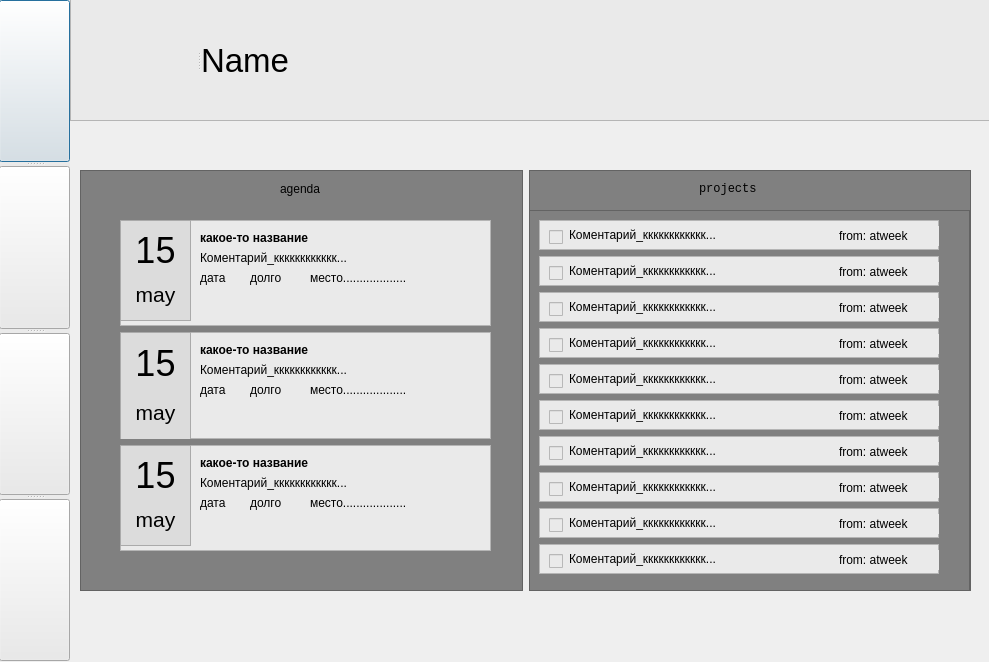
atweek/pyqt, file src_qt/disigner/main_win.ui: the form before one commit.
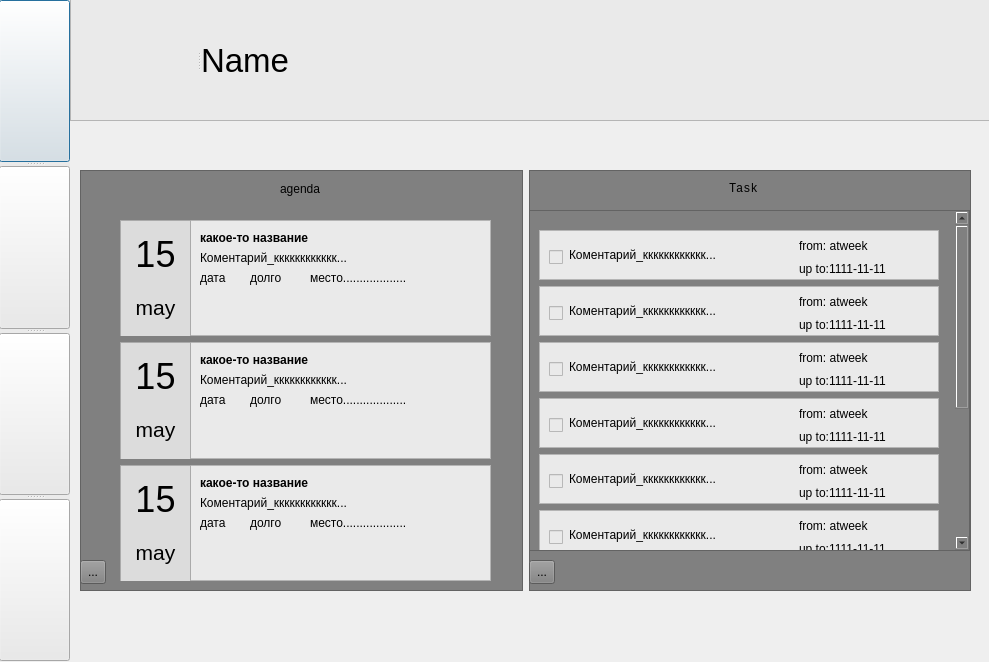
The form after the commit. Icons and pictures are not drawn.

Patch:
```diff
--- a/src_qt/disigner/main_win.ui
+++ b/src_qt/disigner/main_win.ui
@@ -211,7 +211,7 @@
     </widget>
    </widget>
   </widget>
-  <widget class="QWidget" name="">
+  <widget class="QWidget" name="layoutWidget">
    <property name="geometry">
     <rect>
      <x>80</x>
@@ -245,13 +245,13 @@
         <string>agenda</string>
        </property>
       </widget>
-      <widget class="QWidget" name="">
+      <widget class="QWidget" name="layoutWidget">
        <property name="geometry">
         <rect>
          <x>40</x>
          <y>50</y>
          <width>371</width>
-         <height>331</height>
+         <height>361</height>
         </rect>
        </property>
        <layout class="QVBoxLayout" name="verticalLayout_2">
@@ -272,7 +272,7 @@
              <x>0</x>
              <y>0</y>
              <width>71</width>
-             <height>101</height>
+             <height>121</height>
             </rect>
            </property>
            <property name="styleSheet">
@@ -449,7 +449,7 @@
              <x>0</x>
              <y>0</y>
              <width>71</width>
-             <height>111</height>
+             <height>121</height>
             </rect>
            </property>
            <property name="styleSheet">
@@ -626,7 +626,7 @@
              <x>0</x>
              <y>0</y>
              <width>71</width>
-             <height>101</height>
+             <height>121</height>
             </rect>
            </property>
            <property name="styleSheet">
@@ -788,6 +788,19 @@
         </item>
        </layout>
       </widget>
+      <widget class="QToolButton" name="tool_agenda">
+       <property name="geometry">
+        <rect>
+         <x>0</x>
+         <y>390</y>
+         <width>26</width>
+         <height>24</height>
+        </rect>
+       </property>
+       <property name="text">
+        <string>...</string>
+       </property>
+      </widget>
      </widget>
     </item>
     <item>
@@ -804,9 +817,9 @@
       <widget class="QLabel" name="label_2">
        <property name="geometry">
         <rect>
-         <x>170</x>
+         <x>200</x>
          <y>10</y>
-         <width>73</width>
+         <width>37</width>
          <height>18</height>
         </rect>
        </property>
@@ -816,7 +829,7 @@
         </font>
        </property>
        <property name="text">
-        <string>projects</string>
+        <string>Task</string>
        </property>
       </widget>
       <widget class="QScrollArea" name="scrollArea">
@@ -825,7 +838,7 @@
          <x>0</x>
          <y>40</y>
          <width>441</width>
-         <height>381</height>
+         <height>341</height>
         </rect>
        </property>
        <property name="widgetResizable">
@@ -836,17 +849,20 @@
          <rect>
           <x>0</x>
           <y>0</y>
-          <width>439</width>
-          <height>379</height>
+          <width>425</width>
+          <height>572</height>
          </rect>
         </property>
         <layout class="QVBoxLayout" name="verticalLayout">
          <item>
           <widget class="QFrame" name="task_1">
+           <property name="enabled">
+            <bool>true</bool>
+           </property>
            <property name="minimumSize">
             <size>
              <width>400</width>
-             <height>30</height>
+             <height>50</height>
             </size>
            </property>
            <property name="maximumSize">
@@ -868,9 +884,9 @@
             <property name="geometry">
              <rect>
               <x>30</x>
-              <y>6</y>
-              <width>251</width>
-              <height>17</height>
+              <y>4</y>
+              <width>211</width>
+              <height>41</height>
              </rect>
             </property>
             <property name="font">
@@ -887,7 +903,7 @@
             <property name="geometry">
              <rect>
               <x>10</x>
-              <y>10</y>
+              <y>20</y>
               <width>14</width>
               <height>15</height>
              </rect>
@@ -899,9 +915,9 @@
            <widget class="QLabel" name="tdesc_11">
             <property name="geometry">
              <rect>
-              <x>300</x>
+              <x>260</x>
               <y>6</y>
-              <width>101</width>
+              <width>131</width>
               <height>20</height>
              </rect>
             </property>
@@ -915,14 +931,30 @@
              <string>from: atweek</string>
             </property>
            </widget>
+           <widget class="QLabel" name="t_date_1">
+            <property name="geometry">
+             <rect>
+              <x>260</x>
+              <y>29</y>
+              <width>121</width>
+              <height>20</height>
+             </rect>
+            </property>
+            <property name="text">
+             <string>up to:1111-11-11</string>
+            </property>
+           </widget>
           </widget>
          </item>
          <item>
           <widget class="QFrame" name="task_2">
+           <property name="enabled">
+            <bool>true</bool>
+           </property>
            <property name="minimumSize">
             <size>
-             <width>330</width>
-             <height>30</height>
+             <width>400</width>
+             <height>50</height>
             </size>
            </property>
            <property name="maximumSize">
@@ -944,9 +976,9 @@
             <property name="geometry">
              <rect>
               <x>30</x>
-              <y>6</y>
-              <width>251</width>
-              <height>17</height>
+              <y>4</y>
+              <width>211</width>
+              <height>41</height>
              </rect>
             </property>
             <property name="font">
@@ -963,7 +995,7 @@
             <property name="geometry">
              <rect>
               <x>10</x>
-              <y>10</y>
+              <y>20</y>
               <width>14</width>
               <height>15</height>
              </rect>
@@ -975,9 +1007,9 @@
            <widget class="QLabel" name="tdesc_12">
             <property name="geometry">
              <rect>
-              <x>300</x>
+              <x>260</x>
               <y>6</y>
-              <width>101</width>
+              <width>131</width>
               <height>20</height>
              </rect>
             </property>
@@ -991,14 +1023,30 @@
              <string>from: atweek</string>
             </property>
            </widget>
+           <widget class="QLabel" name="t_date_2">
+            <property name="geometry">
+             <rect>
+              <x>260</x>
+              <y>29</y>
+              <width>121</width>
+              <height>20</height>
+             </rect>
+            </property>
+            <property name="text">
+             <string>up to:1111-11-11</string>
+            </property>
+           </widget>
           </widget>
          </item>
          <item>
           <widget class="QFrame" name="task_3">
+           <property name="enabled">
+            <bool>true</bool>
+           </property>
            <property name="minimumSize">
             <size>
-             <width>330</width>
-             <height>30</height>
+             <width>400</width>
+             <height>50</height>
             </size>
            </property>
            <property name="maximumSize">
@@ -1020,9 +1068,9 @@
             <property name="geometry">
              <rect>
               <x>30</x>
-              <y>6</y>
-              <width>251</width>
-              <height>17</height>
+              <y>4</y>
+              <width>211</width>
+              <height>41</height>
              </rect>
             </property>
             <property name="font">
@@ -1039,7 +1087,7 @@
             <property name="geometry">
              <rect>
               <x>10</x>
-              <y>10</y>
+              <y>20</y>
               <width>14</width>
               <height>15</height>
              </rect>
@@ -1051,9 +1099,9 @@
            <widget class="QLabel" name="tdesc_13">
             <property name="geometry">
              <rect>
-              <x>300</x>
+              <x>260</x>
               <y>6</y>
-              <width>101</width>
+              <width>131</width>
               <height>20</height>
              </rect>
             </property>
@@ -1067,14 +1115,30 @@
              <string>from: atweek</string>
             </property>
            </widget>
+           <widget class="QLabel" name="t_date_3">
+            <property name="geometry">
+             <rect>
+              <x>260</x>
+              <y>29</y>
+              <width>121</width>
+              <height>20</height>
+             </rect>
+            </property>
+            <property name="text">
+             <string>up to:1111-11-11</string>
+            </property>
+           </widget>
           </widget>
          </item>
          <item>
           <widget class="QFrame" name="task_4">
+           <property name="enabled">
+            <bool>true</bool>
+           </property>
            <property name="minimumSize">
             <size>
-             <width>330</width>
-             <height>30</height>
+             <width>400</width>
+             <height>50</height>
             </size>
            </property>
            <property name="maximumSize">
@@ -1096,9 +1160,9 @@
             <property name="geometry">
              <rect>
               <x>30</x>
-              <y>6</y>
-              <width>251</width>
-              <height>17</height>
+              <y>4</y>
+              <width>211</width>
+              <height>41</height>
              </rect>
             </property>
             <property name="font">
@@ -1115,7 +1179,7 @@
             <property name="geometry">
              <rect>
               <x>10</x>
-              <y>10</y>
+              <y>20</y>
               <width>14</width>
               <height>15</height>
              </rect>
@@ -1127,9 +1191,9 @@
            <widget class="QLabel" name="tdesc_14">
             <property name="geometry">
              <rect>
-              <x>300</x>
+              <x>260</x>
               <y>6</y>
-              <width>101</width>
+              <width>131</width>
               <height>20</height>
              </rect>
             </property>
@@ -1143,14 +1207,30 @@
              <string>from: atweek</string>
             </property>
            </widget>
+           <widget class="QLabel" name="t_date_4">
+            <property name="geometry">
+             <rect>
+              <x>260</x>
+              <y>29</y>
+              <width>121</width>
+              <height>20</height>
+             </rect>
+            </property>
+            <property name="text">
+             <string>up to:1111-11-11</string>
+            </property>
+           </widget>
           </widget>
          </item>
          <item>
           <widget class="QFrame" name="task_5">
+           <property name="enabled">
+            <bool>true</bool>
+           </property>
            <property name="minimumSize">
             <size>
-             <width>330</width>
-             <height>30</height>
+             <width>400</width>
+             <height>50</height>
             </size>
            </property>
            <property name="maximumSize">
@@ -1172,9 +1252,9 @@
             <property name="geometry">
              <rect>
               <x>30</x>
-              <y>6</y>
-              <width>251</width>
-              <height>17</height>
+              <y>4</y>
+              <width>211</width>
+              <height>41</height>
              </rect>
             </property>
             <property name="font">
@@ -1191,7 +1271,7 @@
             <property name="geometry">
              <rect>
               <x>10</x>
-              <y>10</y>
+              <y>20</y>
               <width>14</width>
               <height>15</height>
              </rect>
@@ -1203,9 +1283,9 @@
            <widget class="QLabel" name="tdesc_15">
             <property name="geometry">
              <rect>
-              <x>300</x>
+              <x>260</x>
               <y>6</y>
-              <width>101</width>
+              <width>131</width>
               <height>20</height>
              </rect>
             </property>
@@ -1219,318 +1299,30 @@
              <string>from: atweek</string>
             </property>
            </widget>
-          </widget>
-         </item>
-         <item>
-          <widget class="QFrame" name="task_6">
-           <property name="minimumSize">
-            <size>
-             <width>330</width>
-             <height>30</height>
-            </size>
-           </property>
-           <property name="maximumSize">
-            <size>
-             <width>400</width>
-             <height>30</height>
-            </size>
-           </property>
-           <property name="styleSheet">
-            <string notr="true">background-color: #EAEAEA;</string>
-           </property>
-           <property name="frameShape">
-            <enum>QFrame::StyledPanel</enum>
-           </property>
-           <property name="frameShadow">
-            <enum>QFrame::Raised</enum>
-           </property>
-           <widget class="QLabel" name="tdesc_6">
+           <widget class="QLabel" name="t_date_5">
             <property name="geometry">
              <rect>
-              <x>30</x>
-              <y>6</y>
-              <width>251</width>
-              <height>17</height>
-             </rect>
-            </property>
-            <property name="font">
-             <font>
-              <weight>50</weight>
-              <bold>false</bold>
-             </font>
-            </property>
-            <property name="text">
-             <string>Коментарий_кккккккккккк...</string>
-            </property>
-           </widget>
-           <widget class="QCheckBox" name="checkBox_6">
-            <property name="geometry">
-             <rect>
-              <x>10</x>
-              <y>10</y>
-              <width>14</width>
-              <height>15</height>
-             </rect>
-            </property>
-            <property name="text">
-             <string/>
-            </property>
-           </widget>
-           <widget class="QLabel" name="tdesc_16">
-            <property name="geometry">
-             <rect>
-              <x>300</x>
-              <y>6</y>
-              <width>101</width>
+              <x>260</x>
+              <y>29</y>
+              <width>121</width>
               <height>20</height>
              </rect>
             </property>
-            <property name="font">
-             <font>
-              <weight>50</weight>
-              <bold>false</bold>
-             </font>
-            </property>
             <property name="text">
-             <string>from: atweek</string>
-            </property>
-           </widget>
-          </widget>
-         </item>
-         <item>
-          <widget class="QFrame" name="task_7">
-           <property name="minimumSize">
-            <size>
-             <width>330</width>
-             <height>30</height>
-            </size>
-           </property>
-           <property name="maximumSize">
-            <size>
-             <width>400</width>
-             <height>30</height>
-            </size>
-           </property>
-           <property name="styleSheet">
-            <string notr="true">background-color: #EAEAEA;</string>
-           </property>
-           <property name="frameShape">
-            <enum>QFrame::StyledPanel</enum>
-           </property>
-           <property name="frameShadow">
-            <enum>QFrame::Raised</enum>
-           </property>
-           <widget class="QLabel" name="tdesc_7">
-            <property name="geometry">
-             <rect>
-              <x>30</x>
-              <y>6</y>
-              <width>251</width>
-              <height>17</height>
-             </rect>
-            </property>
-            <property name="font">
-             <font>
-              <weight>50</weight>
-              <bold>false</bold>
-             </font>
-            </property>
-            <property name="text">
-             <string>Коментарий_кккккккккккк...</string>
-            </property>
-           </widget>
-           <widget class="QCheckBox" name="checkBox_7">
-            <property name="geometry">
-             <rect>
-              <x>10</x>
-              <y>10</y>
-              <width>14</width>
-              <height>15</height>
-             </rect>
-            </property>
-            <property name="text">
-             <string/>
-            </property>
-           </widget>
-           <widget class="QLabel" name="tdesc_17">
-            <property name="geometry">
-             <rect>
-              <x>300</x>
-              <y>6</y>
-              <width>101</width>
-              <height>20</height>
-             </rect>
-            </property>
-            <property name="font">
-             <font>
-              <weight>50</weight>
-              <bold>false</bold>
-             </font>
-            </property>
-            <property name="text">
-             <string>from: atweek</string>
-            </property>
-           </widget>
-          </widget>
-         </item>
-         <item>
-          <widget class="QFrame" name="task_8">
-           <property name="minimumSize">
-            <size>
-             <width>330</width>
-             <height>30</height>
-            </size>
-           </property>
-           <property name="maximumSize">
-            <size>
-             <width>400</width>
-             <height>30</height>
-            </size>
-           </property>
-           <property name="styleSheet">
-            <string notr="true">background-color: #EAEAEA;</string>
-           </property>
-           <property name="frameShape">
-            <enum>QFrame::StyledPanel</enum>
-           </property>
-           <property name="frameShadow">
-            <enum>QFrame::Raised</enum>
-           </property>
-           <widget class="QLabel" name="tdesc_8">
-            <property name="geometry">
-             <rect>
-              <x>30</x>
-              <y>6</y>
-              <width>251</width>
-              <height>17</height>
-             </rect>
-            </property>
-            <property name="font">
-             <font>
-              <weight>50</weight>
-              <bold>false</bold>
-             </font>
-            </property>
-            <property name="text">
-             <string>Коментарий_кккккккккккк...</string>
-            </property>
-           </widget>
-           <widget class="QCheckBox" name="checkBox_8">
-            <property name="geometry">
-             <rect>
-              <x>10</x>
-              <y>10</y>
-              <width>14</width>
-              <height>15</height>
-             </rect>
-            </property>
-            <property name="text">
-             <string/>
-            </property>
-           </widget>
-           <widget class="QLabel" name="tdesc_18">
-            <property name="geometry">
-             <rect>
-              <x>300</x>
-              <y>6</y>
-              <width>101</width>
-              <height>20</height>
-             </rect>
-            </property>
-            <property name="font">
-             <font>
-              <weight>50</weight>
-              <bold>false</bold>
-             </font>
-            </property>
-            <property name="text">
-             <string>from: atweek</string>
-            </property>
-           </widget>
-          </widget>
-         </item>
-         <item>
-          <widget class="QFrame" name="task_9">
-           <property name="minimumSize">
-            <size>
-             <width>330</width>
-             <height>30</height>
-            </size>
-           </property>
-           <property name="maximumSize">
-            <size>
-             <width>400</width>
-             <height>30</height>
-            </size>
-           </property>
-           <property name="styleSheet">
-            <string notr="true">background-color: #EAEAEA;</string>
-           </property>
-           <property name="frameShape">
-            <enum>QFrame::StyledPanel</enum>
-           </property>
-           <property name="frameShadow">
-            <enum>QFrame::Raised</enum>
-           </property>
-           <widget class="QLabel" name="tdesc_9">
-            <property name="geometry">
-             <rect>
-              <x>30</x>
-              <y>6</y>
-              <width>251</width>
-              <height>17</height>
-             </rect>
-            </property>
-            <property name="font">
-             <font>
-              <weight>50</weight>
-              <bold>false</bold>
-             </font>
-            </property>
-            <property name="text">
-             <string>Коментарий_кккккккккккк...</string>
-            </property>
-           </widget>
-           <widget class="QCheckBox" name="checkBox_9">
-            <property name="geometry">
-             <rect>
-              <x>10</x>
-              <y>10</y>
-              <width>14</width>
-              <height>15</height>
-             </rect>
-            </property>
-            <property name="text">
-             <string/>
-            </property>
-           </widget>
-           <widget class="QLabel" name="tdesc_19">
-            <property name="geometry">
-             <rect>
-              <x>300</x>
-              <y>6</y>
-              <width>101</width>
-              <height>20</height>
-             </rect>
-            </property>
-            <property name="font">
-             <font>
-              <weight>50</weight>
-              <bold>false</bold>
-             </font>
-            </property>
-            <property name="text">
-             <string>from: atweek</string>
+             <string>up to:1111-11-11</string>
             </property>
            </widget>
           </widget>
          </item>
          <item>
           <widget class="QFrame" name="task_10">
+           <property name="enabled">
+            <bool>true</bool>
+           </property>
            <property name="minimumSize">
             <size>
-             <width>330</width>
-             <height>30</height>
+             <width>400</width>
+             <height>50</height>
             </size>
            </property>
            <property name="maximumSize">
@@ -1552,9 +1344,9 @@
             <property name="geometry">
              <rect>
               <x>30</x>
-              <y>6</y>
-              <width>251</width>
-              <height>17</height>
+              <y>4</y>
+              <width>211</width>
+              <height>41</height>
              </rect>
             </property>
             <property name="font">
@@ -1571,7 +1363,7 @@
             <property name="geometry">
              <rect>
               <x>10</x>
-              <y>10</y>
+              <y>20</y>
               <width>14</width>
               <height>15</height>
              </rect>
@@ -1583,9 +1375,9 @@
            <widget class="QLabel" name="tdesc_20">
             <property name="geometry">
              <rect>
-              <x>300</x>
+              <x>260</x>
               <y>6</y>
-              <width>101</width>
+              <width>131</width>
               <height>20</height>
              </rect>
             </property>
@@ -1597,6 +1389,387 @@
             </property>
             <property name="text">
              <string>from: atweek</string>
+            </property>
+           </widget>
+           <widget class="QLabel" name="t_date_10">
+            <property name="geometry">
+             <rect>
+              <x>260</x>
+              <y>29</y>
+              <width>121</width>
+              <height>20</height>
+             </rect>
+            </property>
+            <property name="text">
+             <string>up to:1111-11-11</string>
+            </property>
+           </widget>
+          </widget>
+         </item>
+         <item>
+          <widget class="QFrame" name="task_9">
+           <property name="enabled">
+            <bool>true</bool>
+           </property>
+           <property name="minimumSize">
+            <size>
+             <width>400</width>
+             <height>50</height>
+            </size>
+           </property>
+           <property name="maximumSize">
+            <size>
+             <width>400</width>
+             <height>30</height>
+            </size>
+           </property>
+           <property name="styleSheet">
+            <string notr="true">background-color: #EAEAEA;</string>
+           </property>
+           <property name="frameShape">
+            <enum>QFrame::StyledPanel</enum>
+           </property>
+           <property name="frameShadow">
+            <enum>QFrame::Raised</enum>
+           </property>
+           <widget class="QLabel" name="tdesc_9">
+            <property name="geometry">
+             <rect>
+              <x>30</x>
+              <y>4</y>
+              <width>211</width>
+              <height>41</height>
+             </rect>
+            </property>
+            <property name="font">
+             <font>
+              <weight>50</weight>
+              <bold>false</bold>
+             </font>
+            </property>
+            <property name="text">
+             <string>Коментарий_кккккккккккк...</string>
+            </property>
+           </widget>
+           <widget class="QCheckBox" name="checkBox_9">
+            <property name="geometry">
+             <rect>
+              <x>10</x>
+              <y>20</y>
+              <width>14</width>
+              <height>15</height>
+             </rect>
+            </property>
+            <property name="text">
+             <string/>
+            </property>
+           </widget>
+           <widget class="QLabel" name="name_9">
+            <property name="geometry">
+             <rect>
+              <x>260</x>
+              <y>6</y>
+              <width>131</width>
+              <height>20</height>
+             </rect>
+            </property>
+            <property name="font">
+             <font>
+              <weight>50</weight>
+              <bold>false</bold>
+             </font>
+            </property>
+            <property name="text">
+             <string>from: atweek</string>
+            </property>
+           </widget>
+           <widget class="QLabel" name="t_date_9">
+            <property name="geometry">
+             <rect>
+              <x>260</x>
+              <y>29</y>
+              <width>121</width>
+              <height>20</height>
+             </rect>
+            </property>
+            <property name="text">
+             <string>up to:1111-11-11</string>
+            </property>
+           </widget>
+          </widget>
+         </item>
+         <item>
+          <widget class="QFrame" name="task_8">
+           <property name="enabled">
+            <bool>true</bool>
+           </property>
+           <property name="minimumSize">
+            <size>
+             <width>400</width>
+             <height>50</height>
+            </size>
+           </property>
+           <property name="maximumSize">
+            <size>
+             <width>400</width>
+             <height>30</height>
+            </size>
+           </property>
+           <property name="styleSheet">
+            <string notr="true">background-color: #EAEAEA;</string>
+           </property>
+           <property name="frameShape">
+            <enum>QFrame::StyledPanel</enum>
+           </property>
+           <property name="frameShadow">
+            <enum>QFrame::Raised</enum>
+           </property>
+           <widget class="QLabel" name="tdesc_8">
+            <property name="geometry">
+             <rect>
+              <x>30</x>
+              <y>4</y>
+              <width>211</width>
+              <height>41</height>
+             </rect>
+            </property>
+            <property name="font">
+             <font>
+              <weight>50</weight>
+              <bold>false</bold>
+             </font>
+            </property>
+            <property name="text">
+             <string>Коментарий_кккккккккккк...</string>
+            </property>
+           </widget>
+           <widget class="QCheckBox" name="checkBox_8">
+            <property name="geometry">
+             <rect>
+              <x>10</x>
+              <y>20</y>
+              <width>14</width>
+              <height>15</height>
+             </rect>
+            </property>
+            <property name="text">
+             <string/>
+            </property>
+           </widget>
+           <widget class="QLabel" name="name_8">
+            <property name="geometry">
+             <rect>
+              <x>260</x>
+              <y>6</y>
+              <width>131</width>
+              <height>20</height>
+             </rect>
+            </property>
+            <property name="font">
+             <font>
+              <weight>50</weight>
+              <bold>false</bold>
+             </font>
+            </property>
+            <property name="text">
+             <string>from: atweek</string>
+            </property>
+           </widget>
+           <widget class="QLabel" name="t_date_8">
+            <property name="geometry">
+             <rect>
+              <x>260</x>
+              <y>29</y>
+              <width>121</width>
+              <height>20</height>
+             </rect>
+            </property>
+            <property name="text">
+             <string>up to:1111-11-11</string>
+            </property>
+           </widget>
+          </widget>
+         </item>
+         <item>
+          <widget class="QFrame" name="task_7">
+           <property name="enabled">
+            <bool>true</bool>
+           </property>
+           <property name="minimumSize">
+            <size>
+             <width>400</width>
+             <height>50</height>
+            </size>
+           </property>
+           <property name="maximumSize">
+            <size>
+             <width>400</width>
+             <height>30</height>
+            </size>
+           </property>
+           <property name="styleSheet">
+            <string notr="true">background-color: #EAEAEA;</string>
+           </property>
+           <property name="frameShape">
+            <enum>QFrame::StyledPanel</enum>
+           </property>
+           <property name="frameShadow">
+            <enum>QFrame::Raised</enum>
+           </property>
+           <widget class="QLabel" name="tdesc_7">
+            <property name="geometry">
+             <rect>
+              <x>30</x>
+              <y>4</y>
+              <width>211</width>
+              <height>41</height>
+             </rect>
+            </property>
+            <property name="font">
+             <font>
+              <weight>50</weight>
+              <bold>false</bold>
+             </font>
+            </property>
+            <property name="text">
+             <string>Коментарий_кккккккккккк...</string>
+            </property>
+           </widget>
+           <widget class="QCheckBox" name="checkBox_7">
+            <property name="geometry">
+             <rect>
+              <x>10</x>
+              <y>20</y>
+              <width>14</width>
+              <height>15</height>
+             </rect>
+            </property>
+            <property name="text">
+             <string/>
+            </property>
+           </widget>
+           <widget class="QLabel" name="name_7">
+            <property name="geometry">
+             <rect>
+              <x>260</x>
+              <y>6</y>
+              <width>131</width>
+              <height>20</height>
+             </rect>
+            </property>
+            <property name="font">
+             <font>
+              <weight>50</weight>
+              <bold>false</bold>
+             </font>
+            </property>
+            <property name="text">
+             <string>from: atweek</string>
+            </property>
+           </widget>
+           <widget class="QLabel" name="t_date_7">
+            <property name="geometry">
+             <rect>
+              <x>260</x>
+              <y>29</y>
+              <width>121</width>
+              <height>20</height>
+             </rect>
+            </property>
+            <property name="text">
+             <string>up to:1111-11-11</string>
+            </property>
+           </widget>
+          </widget>
+         </item>
+         <item>
+          <widget class="QFrame" name="task_6">
+           <property name="enabled">
+            <bool>true</bool>
+           </property>
+           <property name="minimumSize">
+            <size>
+             <width>400</width>
+             <height>50</height>
+            </size>
+           </property>
+           <property name="maximumSize">
+            <size>
+             <width>400</width>
+             <height>30</height>
+            </size>
+           </property>
+           <property name="styleSheet">
+            <string notr="true">background-color: #EAEAEA;</string>
+           </property>
+           <property name="frameShape">
+            <enum>QFrame::StyledPanel</enum>
+           </property>
+           <property name="frameShadow">
+            <enum>QFrame::Raised</enum>
+           </property>
+           <widget class="QLabel" name="tdesc_6">
+            <property name="geometry">
+             <rect>
+              <x>30</x>
+              <y>4</y>
+              <width>211</width>
+              <height>41</height>
+             </rect>
+            </property>
+            <property name="font">
+             <font>
+              <weight>50</weight>
+              <bold>false</bold>
+             </font>
+            </property>
+            <property name="text">
+             <string>Коментарий_кккккккккккк...</string>
+            </property>
+           </widget>
+           <widget class="QCheckBox" name="checkBox_6">
+            <property name="geometry">
+             <rect>
+              <x>10</x>
+              <y>20</y>
+              <width>14</width>
+              <height>15</height>
+             </rect>
+            </property>
+            <property name="text">
+             <string/>
+            </property>
+           </widget>
+           <widget class="QLabel" name="name_6">
+            <property name="geometry">
+             <rect>
+              <x>260</x>
+              <y>6</y>
+              <width>131</width>
+              <height>20</height>
+             </rect>
+            </property>
+            <property name="font">
+             <font>
+              <weight>50</weight>
+              <bold>false</bold>
+             </font>
+            </property>
+            <property name="text">
+             <string>from: atweek</string>
+            </property>
+           </widget>
+           <widget class="QLabel" name="t_date_6">
+            <property name="geometry">
+             <rect>
+              <x>260</x>
+              <y>29</y>
+              <width>121</width>
+              <height>20</height>
+             </rect>
+            </property>
+            <property name="text">
+             <string>up to:1111-11-11</string>
             </property>
            </widget>
           </widget>
@@ -1604,6 +1777,19 @@
         </layout>
        </widget>
       </widget>
+      <widget class="QToolButton" name="toolButton">
+       <property name="geometry">
+        <rect>
+         <x>0</x>
+         <y>390</y>
+         <width>26</width>
+         <height>24</height>
+        </rect>
+       </property>
+       <property name="text">
+        <string>...</string>
+       </property>
+      </widget>
      </widget>
     </item>
    </layout>
```
Left out of the diff: 16 changed lines with no effect on the pictures.
